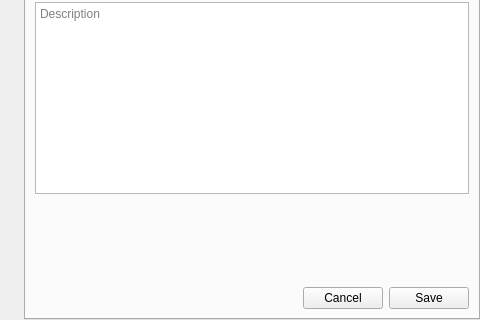
Above: itemcatalog.ui from sme-gmbh/smepowercad before the change; both pictures show x 0 to 480 and y 320 to 640 of the 480 by 640 pixel window. Below: the same form after it.
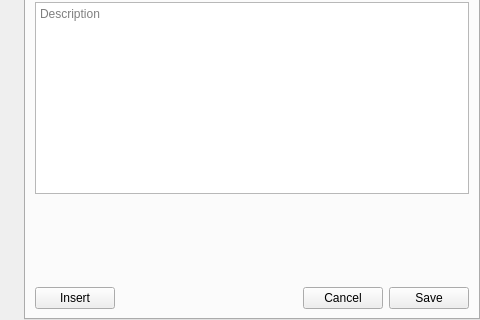
That is the form after the change.

```diff
--- a/itemcatalog.ui
+++ b/itemcatalog.ui
@@ -538,6 +538,13 @@
         </item>
         <item>
          <layout class="QHBoxLayout" name="horizontalLayout_3">
+          <item>
+           <widget class="QPushButton" name="pushButton_insert">
+            <property name="text">
+             <string>Insert</string>
+            </property>
+           </widget>
+          </item>
           <item>
            <spacer name="horizontalSpacer">
             <property name="orientation">
```
